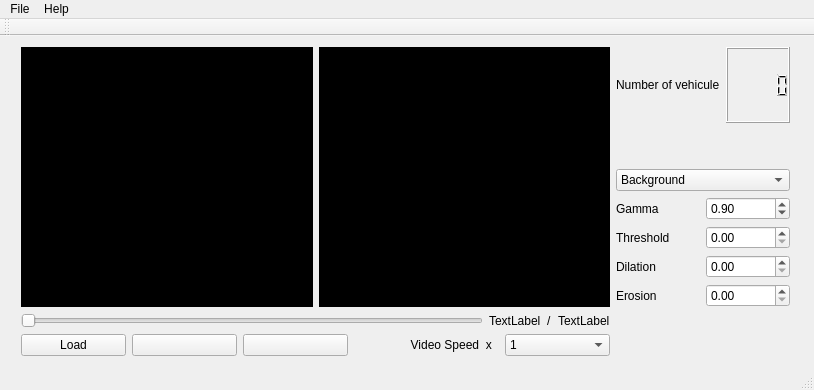
Above: views/mainwindow.ui from Ahziel/TrafficDetector before the change. Below: the same form after it.
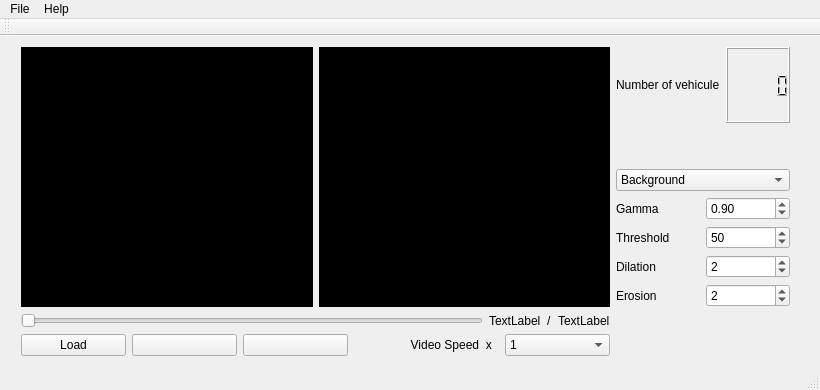
That is the form after the change. Icons and pictures are not drawn.

Commit message: Finished processing and connected parameters with ui

What changed in the file:
```diff
--- a/views/mainwindow.ui
+++ b/views/mainwindow.ui
@@ -9,7 +9,7 @@
    <rect>
     <x>0</x>
     <y>0</y>
-    <width>814</width>
+    <width>820</width>
     <height>390</height>
    </rect>
   </property>
@@ -21,14 +21,14 @@
   </property>
   <property name="minimumSize">
    <size>
-    <width>549</width>
+    <width>820</width>
     <height>390</height>
    </size>
   </property>
   <property name="maximumSize">
    <size>
-    <width>16777215</width>
-    <height>16777215</height>
+    <width>820</width>
+    <height>390</height>
    </size>
   </property>
   <property name="sizeIncrement">
@@ -301,9 +301,6 @@
            </property>
           </widget>
          </item>
-         <item row="3" column="1">
-          <widget class="QDoubleSpinBox" name="dilation_spinbox"/>
-         </item>
          <item row="1" column="1">
           <widget class="QDoubleSpinBox" name="gamma_spinbox">
            <property name="maximum">
@@ -324,12 +321,6 @@
            </property>
           </widget>
          </item>
-         <item row="4" column="1">
-          <widget class="QDoubleSpinBox" name="erosion_spinbox"/>
-         </item>
-         <item row="2" column="1">
-          <widget class="QDoubleSpinBox" name="threshold_spinbox"/>
-         </item>
          <item row="4" column="0">
           <widget class="QLabel" name="label_7">
            <property name="text">
@@ -359,6 +350,30 @@
            </item>
           </widget>
          </item>
+         <item row="2" column="1">
+          <widget class="QSpinBox" name="threshold_spinbox">
+           <property name="maximum">
+            <number>255</number>
+           </property>
+           <property name="value">
+            <number>50</number>
+           </property>
+          </widget>
+         </item>
+         <item row="3" column="1">
+          <widget class="QSpinBox" name="dilation_spinbox">
+           <property name="value">
+            <number>2</number>
+           </property>
+          </widget>
+         </item>
+         <item row="4" column="1">
+          <widget class="QSpinBox" name="erosion_spinbox">
+           <property name="value">
+            <number>2</number>
+           </property>
+          </widget>
+         </item>
         </layout>
        </item>
        <item>
@@ -387,7 +402,7 @@
     <rect>
      <x>0</x>
      <y>0</y>
-     <width>814</width>
+     <width>820</width>
      <height>20</height>
     </rect>
    </property>
```
Left out of the diff: 6 changed lines with no effect on the pictures. The commit also changes 6 other files.
